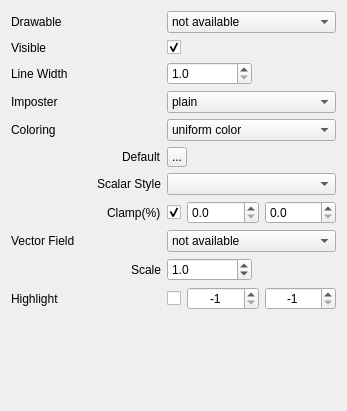
First picture: the form in applications/Mapple/widgets/widget_drawable_lines.ui, repository LiangliangNan/Easy3D, before the edit.
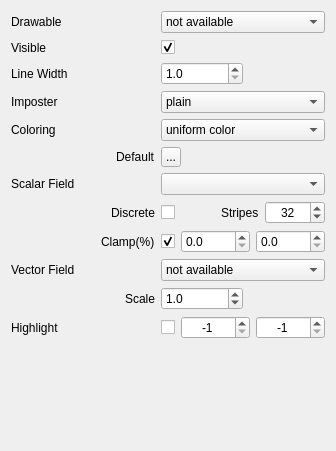
Second picture: the form after the edit. Icons and pictures are not drawn.

Commit message: allow discrete colormap textures

What changed in the file:
```diff
--- a/applications/Mapple/widgets/widget_drawable_lines.ui
+++ b/applications/Mapple/widgets/widget_drawable_lines.ui
@@ -6,8 +6,8 @@
    <rect>
     <x>0</x>
     <y>0</y>
-    <width>347</width>
-    <height>411</height>
+    <width>336</width>
+    <height>451</height>
    </rect>
   </property>
   <property name="sizePolicy">
@@ -30,7 +30,78 @@
   </property>
   <layout class="QVBoxLayout" name="verticalLayout">
    <item>
-    <layout class="QGridLayout" name="gridLayout_2">
+    <layout class="QGridLayout" name="gridLayout">
+     <item row="0" column="0">
+      <widget class="QLabel" name="labelDrawableName">
+       <property name="maximumSize">
+        <size>
+         <width>16777215</width>
+         <height>20</height>
+        </size>
+       </property>
+       <property name="text">
+        <string>Drawable</string>
+       </property>
+      </widget>
+     </item>
+     <item row="0" column="1" colspan="2">
+      <widget class="QComboBox" name="comboBoxDrawables">
+       <property name="toolTip">
+        <string>Select the drawable to be visualized</string>
+       </property>
+       <item>
+        <property name="text">
+         <string>not available</string>
+        </property>
+       </item>
+      </widget>
+     </item>
+     <item row="1" column="0">
+      <widget class="QLabel" name="labelVisible">
+       <property name="maximumSize">
+        <size>
+         <width>16777215</width>
+         <height>20</height>
+        </size>
+       </property>
+       <property name="text">
+        <string>Visible</string>
+       </property>
+      </widget>
+     </item>
+     <item row="1" column="1">
+      <widget class="QCheckBox" name="checkBoxVisible">
+       <property name="toolTip">
+        <string>Show/Hide this drawable</string>
+       </property>
+       <property name="text">
+        <string/>
+       </property>
+       <property name="checked">
+        <bool>true</bool>
+       </property>
+      </widget>
+     </item>
+     <item row="1" column="2">
+      <spacer name="spacerVisible">
+       <property name="orientation">
+        <enum>Qt::Horizontal</enum>
+       </property>
+       <property name="sizeHint" stdset="0">
+        <size>
+         <width>128</width>
+         <height>17</height>
+        </size>
+       </property>
+      </spacer>
+     </item>
+     <item row="2" column="0">
+      <widget class="QLabel" name="labelLineWidth">
+       <property name="text">
+        <string>Line Width</string>
+       </property>
+      </widget>
+     </item>
      <item row="2" column="1" colspan="2">
       <layout class="QHBoxLayout" name="horizontalLayoutPhone">
        <property name="spacing">
@@ -79,67 +150,13 @@
        </item>
       </layout>
      </item>
-     <item row="9" column="0">
-      <layout class="QHBoxLayout" name="horizontalLayoutScale">
-       <item>
-        <spacer name="horizontalSpacerVectorFieldLabelScale">
-         <property name="orientation">
-          <enum>Qt::Horizontal</enum>
-         </property>
-         <property name="sizeHint" stdset="0">
-          <size>
-           <width>13</width>
-           <height>19</height>
-          </size>
-         </property>
-        </spacer>
-       </item>
-       <item alignment="Qt::AlignRight">
-        <widget class="QLabel" name="labelVectorFieldScale">
-         <property name="text">
-          <string>Scale</string>
-         </property>
-        </widget>
-       </item>
-      </layout>
-     </item>
-     <item row="10" column="0">
-      <widget class="QLabel" name="labelHighlight">
+     <item row="3" column="0">
+      <widget class="QLabel" name="labelImposterStyle">
        <property name="text">
-        <string>Highlight</string>
+        <string>Imposter</string>
        </property>
       </widget>
      </item>
-     <item row="7" column="0">
-      <layout class="QHBoxLayout" name="horizontalLayoutLabelClamp">
-       <item>
-        <spacer name="horizontalSpacerLabelClamp">
-         <property name="orientation">
-          <enum>Qt::Horizontal</enum>
-         </property>
-         <property name="sizeHint" stdset="0">
-          <size>
-           <width>12</width>
-           <height>19</height>
-          </size>
-         </property>
-        </spacer>
-       </item>
-       <item>
-        <widget class="QLabel" name="labelScalarFieldClamp">
-         <property name="sizePolicy">
-          <sizepolicy hsizetype="Preferred" vsizetype="Preferred">
-           <horstretch>0</horstretch>
-           <verstretch>0</verstretch>
-          </sizepolicy>
-         </property>
-         <property name="text">
-          <string>Clamp(%)</string>
-         </property>
-        </widget>
-       </item>
-      </layout>
-     </item>
      <item row="3" column="1" colspan="2">
       <widget class="QComboBox" name="comboBoxImposterStyle">
        <property name="toolTip">
@@ -162,6 +179,54 @@
        </item>
       </widget>
      </item>
+     <item row="4" column="0">
+      <widget class="QLabel" name="labelColorScheme">
+       <property name="text">
+        <string>Coloring</string>
+       </property>
+      </widget>
+     </item>
+     <item row="4" column="1" colspan="2">
+      <widget class="QComboBox" name="comboBoxColorScheme">
+       <property name="toolTip">
+        <string>Select how color is assigned to each face</string>
+       </property>
+       <item>
+        <property name="text">
+         <string>uniform color</string>
+        </property>
+       </item>
+       <item>
+        <property name="text">
+         <string>use color property</string>
+        </property>
+       </item>
+      </widget>
+     </item>
+     <item row="5" column="0">
+      <layout class="QHBoxLayout" name="horizontalLayoutLabelDefaultColor">
+       <item>
+        <spacer name="horizontalSpaceLabelDefaultColor">
+         <property name="orientation">
+          <enum>Qt::Horizontal</enum>
+         </property>
+         <property name="sizeHint" stdset="0">
+          <size>
+           <width>13</width>
+           <height>19</height>
+          </size>
+         </property>
+        </spacer>
+       </item>
+       <item alignment="Qt::AlignRight">
+        <widget class="QLabel" name="labelDefaultColor">
+         <property name="text">
+          <string>Default</string>
+         </property>
+        </widget>
+       </item>
+      </layout>
+     </item>
      <item row="5" column="1" colspan="2">
       <layout class="QHBoxLayout" name="horizontalLayoutDefaultColor">
        <property name="spacing">
@@ -217,23 +282,172 @@
        </item>
       </layout>
      </item>
-     <item row="10" column="1">
-      <widget class="QCheckBox" name="checkBoxHighlight">
+     <item row="6" column="0">
+      <widget class="QLabel" name="labelScalarFieldStyle">
+       <property name="sizePolicy">
+        <sizepolicy hsizetype="Preferred" vsizetype="Preferred">
+         <horstretch>0</horstretch>
+         <verstretch>0</verstretch>
+        </sizepolicy>
+       </property>
        <property name="text">
-        <string/>
+        <string>Scalar Field</string>
        </property>
       </widget>
      </item>
-     <item row="3" column="0">
-      <widget class="QLabel" name="labelImposterStyle">
-       <property name="text">
-        <string>Imposter</string>
+     <item row="6" column="1" colspan="2">
+      <widget class="QComboBox" name="comboBoxScalarFieldStyle">
+       <property name="sizePolicy">
+        <sizepolicy hsizetype="Expanding" vsizetype="Preferred">
+         <horstretch>0</horstretch>
+         <verstretch>0</verstretch>
+        </sizepolicy>
        </property>
+       <property name="minimumSize">
+        <size>
+         <width>20</width>
+         <height>22</height>
+        </size>
+       </property>
       </widget>
      </item>
+     <item row="7" column="0">
+      <layout class="QHBoxLayout" name="horizontalLayoutLabelClamp_4">
+       <item>
+        <spacer name="horizontalSpacerLabelClamp_4">
+         <property name="orientation">
+          <enum>Qt::Horizontal</enum>
+         </property>
+         <property name="sizeHint" stdset="0">
+          <size>
+           <width>12</width>
+           <height>19</height>
+          </size>
+         </property>
+        </spacer>
+       </item>
+       <item>
+        <widget class="QLabel" name="labelScalarFieldDiscrete">
+         <property name="sizePolicy">
+          <sizepolicy hsizetype="Preferred" vsizetype="Preferred">
+           <horstretch>0</horstretch>
+           <verstretch>0</verstretch>
+          </sizepolicy>
+         </property>
+         <property name="text">
+          <string>Discrete</string>
+         </property>
+        </widget>
+       </item>
+      </layout>
+     </item>
      <item row="7" column="1" colspan="2">
-      <layout class="QGridLayout" name="gridLayout">
-       <item row="0" column="0">
+      <layout class="QHBoxLayout" name="horizontalLayout">
+       <item>
+        <widget class="QCheckBox" name="checkBoxScalarFieldDiscrete">
+         <property name="text">
+          <string/>
+         </property>
+        </widget>
+       </item>
+       <item>
+        <spacer name="horizontalSpacer_2">
+         <property name="orientation">
+          <enum>Qt::Horizontal</enum>
+         </property>
+         <property name="sizeType">
+          <enum>QSizePolicy::MinimumExpanding</enum>
+         </property>
+         <property name="sizeHint" stdset="0">
+          <size>
+           <width>10</width>
+           <height>20</height>
+          </size>
+         </property>
+        </spacer>
+       </item>
+       <item>
+        <widget class="QLabel" name="labelScalarFieldStripes">
+         <property name="sizePolicy">
+          <sizepolicy hsizetype="Preferred" vsizetype="Preferred">
+           <horstretch>0</horstretch>
+           <verstretch>0</verstretch>
+          </sizepolicy>
+         </property>
+         <property name="text">
+          <string>Stripes</string>
+         </property>
+        </widget>
+       </item>
+       <item>
+        <widget class="QSpinBox" name="spinBoxScalarFieldNumStrips">
+         <property name="sizePolicy">
+          <sizepolicy hsizetype="Expanding" vsizetype="Preferred">
+           <horstretch>0</horstretch>
+           <verstretch>0</verstretch>
+          </sizepolicy>
+         </property>
+         <property name="minimumSize">
+          <size>
+           <width>60</width>
+           <height>0</height>
+          </size>
+         </property>
+         <property name="toolTip">
+          <string>The number of discrete colors.</string>
+         </property>
+         <property name="alignment">
+          <set>Qt::AlignCenter</set>
+         </property>
+         <property name="minimum">
+          <number>4</number>
+         </property>
+         <property name="maximum">
+          <number>128</number>
+         </property>
+         <property name="singleStep">
+          <number>4</number>
+         </property>
+         <property name="value">
+          <number>32</number>
+         </property>
+        </widget>
+       </item>
+      </layout>
+     </item>
+     <item row="8" column="0">
+      <layout class="QHBoxLayout" name="horizontalLayoutLabelClamp">
+       <item>
+        <spacer name="horizontalSpacerLabelClamp">
+         <property name="orientation">
+          <enum>Qt::Horizontal</enum>
+         </property>
+         <property name="sizeHint" stdset="0">
+          <size>
+           <width>12</width>
+           <height>19</height>
+          </size>
+         </property>
+        </spacer>
+       </item>
+       <item>
+        <widget class="QLabel" name="labelScalarFieldClamp">
+         <property name="sizePolicy">
+          <sizepolicy hsizetype="Preferred" vsizetype="Preferred">
+           <horstretch>0</horstretch>
+           <verstretch>0</verstretch>
+          </sizepolicy>
+         </property>
+         <property name="text">
+          <string>Clamp(%)</string>
+         </property>
+        </widget>
+       </item>
+      </layout>
+     </item>
+     <item row="8" column="1" colspan="2">
+      <layout class="QHBoxLayout" name="horizontalLayout_2">
+       <item>
         <widget class="QCheckBox" name="checkBoxScalarFieldClamp">
          <property name="toolTip">
           <string>Check to clamp the specified percent of lower and upper values.</string>
@@ -246,7 +460,7 @@
          </property>
         </widget>
        </item>
-       <item row="0" column="1">
+       <item>
         <widget class="QDoubleSpinBox" name="doubleSpinBoxScalarFieldClampLower">
          <property name="sizePolicy">
           <sizepolicy hsizetype="Expanding" vsizetype="Preferred">
@@ -265,7 +479,7 @@
          </property>
         </widget>
        </item>
-       <item row="0" column="2">
+       <item>
         <widget class="QDoubleSpinBox" name="doubleSpinBoxScalarFieldClampUpper">
          <property name="sizePolicy">
           <sizepolicy hsizetype="Expanding" vsizetype="Preferred">
@@ -286,57 +500,62 @@
        </item>
       </layout>
      </item>
-     <item row="2" column="0">
-      <widget class="QLabel" name="labelLineWidth">
-       <property name="text">
-        <string>Line Width</string>
+     <item row="9" column="0">
+      <widget class="QLabel" name="labelVectorField">
+       <property name="sizePolicy">
+        <sizepolicy hsizetype="Preferred" vsizetype="Preferred">
+         <horstretch>0</horstretch>
+         <verstretch>0</verstretch>
+        </sizepolicy>
        </property>
-      </widget>
-     </item>
-     <item row="4" column="1" colspan="2">
-      <widget class="QComboBox" name="comboBoxColorScheme">
-       <property name="toolTip">
-        <string>Select how color is assigned to each face</string>
-       </property>
-       <item>
-        <property name="text">
-         <string>uniform color</string>
-        </property>
-       </item>
-       <item>
-        <property name="text">
-         <string>use color property</string>
-        </property>
-       </item>
-      </widget>
-     </item>
-     <item row="1" column="0">
-      <widget class="QLabel" name="labelVisible">
-       <property name="maximumSize">
+       <property name="minimumSize">
         <size>
-         <width>16777215</width>
-         <height>20</height>
+         <width>75</width>
+         <height>22</height>
         </size>
        </property>
        <property name="text">
-        <string>Visible</string>
+        <string>Vector Field</string>
        </property>
       </widget>
      </item>
-     <item row="1" column="2">
-      <spacer name="spacerVisible">
-       <property name="orientation">
-        <enum>Qt::Horizontal</enum>
-       </property>
-       <property name="sizeHint" stdset="0">
-        <size>
-         <width>128</width>
-         <height>17</height>
-        </size>
-       </property>
-      </spacer>
-     </item>
      <item row="9" column="1" colspan="2">
+      <widget class="QComboBox" name="comboBoxVectorField">
+       <property name="toolTip">
+        <string>Select the drawable to be visualized</string>
+       </property>
+       <item>
+        <property name="text">
+         <string>not available</string>
+        </property>
+       </item>
+      </widget>
+     </item>
+     <item row="10" column="0">
+      <layout class="QHBoxLayout" name="horizontalLayoutScale">
+       <item>
+        <spacer name="horizontalSpacerVectorFieldLabelScale">
+         <property name="orientation">
+          <enum>Qt::Horizontal</enum>
+         </property>
+         <property name="sizeHint" stdset="0">
+          <size>
+           <width>13</width>
+           <height>19</height>
+          </size>
+         </property>
+        </spacer>
+       </item>
+       <item alignment="Qt::AlignRight">
+        <widget class="QLabel" name="labelVectorFieldScale">
+         <property name="text">
+          <string>Scale</string>
+         </property>
+        </widget>
+       </item>
+      </layout>
+     </item>
+     <item row="10" column="1" colspan="2">
       <layout class="QHBoxLayout" name="horizontalLayoutVectorFieldScale">
        <property name="spacing">
         <number>0</number>
@@ -394,44 +613,22 @@
        </item>
       </layout>
      </item>
-     <item row="5" column="0">
-      <layout class="QHBoxLayout" name="horizontalLayoutLabelDefaultColor">
-       <item>
-        <spacer name="horizontalSpaceLabelDefaultColor">
-         <property name="orientation">
-          <enum>Qt::Horizontal</enum>
-         </property>
-         <property name="sizeHint" stdset="0">
-          <size>
-           <width>13</width>
-           <height>19</height>
-          </size>
-         </property>
-        </spacer>
-       </item>
-       <item alignment="Qt::AlignRight">
-        <widget class="QLabel" name="labelDefaultColor">
-         <property name="text">
-          <string>Default</string>
-         </property>
-        </widget>
-       </item>
-      </layout>
-     </item>
-     <item row="0" column="1" colspan="2">
-      <widget class="QComboBox" name="comboBoxDrawables">
-       <property name="toolTip">
-        <string>Select the drawable to be visualized</string>
+     <item row="11" column="0">
+      <widget class="QLabel" name="labelHighlight">
+       <property name="text">
+        <string>Highlight</string>
        </property>
-       <item>
-        <property name="text">
-         <string>not available</string>
-        </property>
-       </item>
       </widget>
      </item>
-     <item row="10" column="2">
-      <layout class="QHBoxLayout" name="horizontalLayoutHighlight">
+     <item row="11" column="1" colspan="2">
+      <layout class="QHBoxLayout" name="horizontalLayout_3">
+       <item>
+        <widget class="QCheckBox" name="checkBoxHighlight">
+         <property name="text">
+          <string/>
+         </property>
+        </widget>
+       </item>
        <item>
         <widget class="QSpinBox" name="spinBoxHighlightMin">
          <property name="sizePolicy">
@@ -496,116 +693,6 @@
        </item>
       </layout>
      </item>
-     <item row="1" column="1">
-      <widget class="QCheckBox" name="checkBoxVisible">
-       <property name="toolTip">
-        <string>Show/Hide this drawable</string>
-       </property>
-       <property name="text">
-        <string/>
-       </property>
-       <property name="checked">
-        <bool>true</bool>
-       </property>
-      </widget>
-     </item>
-     <item row="6" column="0">
-      <layout class="QHBoxLayout" name="horizontalLayoutLabelScalarStyle">
-       <item>
-        <spacer name="horizontalSpacerScalarStyle">
-         <property name="orientation">
-          <enum>Qt::Horizontal</enum>
-         </property>
-         <property name="sizeHint" stdset="0">
-          <size>
-           <width>12</width>
-           <height>19</height>
-          </size>
-         </property>
-        </spacer>
-       </item>
-       <item>
-        <widget class="QLabel" name="labelScalarFieldStyle">
-         <property name="sizePolicy">
-          <sizepolicy hsizetype="Preferred" vsizetype="Preferred">
-           <horstretch>0</horstretch>
-           <verstretch>0</verstretch>
-          </sizepolicy>
-         </property>
-         <property name="text">
-          <string>Scalar Style</string>
-         </property>
-        </widget>
-       </item>
-      </layout>
-     </item>
-     <item row="8" column="0">
-      <widget class="QLabel" name="labelVectorField">
-       <property name="sizePolicy">
-        <sizepolicy hsizetype="Preferred" vsizetype="Preferred">
-         <horstretch>0</horstretch>
-         <verstretch>0</verstretch>
-        </sizepolicy>
-       </property>
-       <property name="minimumSize">
-        <size>
-         <width>75</width>
-         <height>22</height>
-        </size>
-       </property>
-       <property name="text">
-        <string>Vector Field</string>
-       </property>
-      </widget>
-     </item>
-     <item row="6" column="1" colspan="2">
-      <widget class="QComboBox" name="comboBoxScalarFieldStyle">
-       <property name="sizePolicy">
-        <sizepolicy hsizetype="Expanding" vsizetype="Preferred">
-         <horstretch>0</horstretch>
-         <verstretch>0</verstretch>
-        </sizepolicy>
-       </property>
-       <property name="minimumSize">
-        <size>
-         <width>20</width>
-         <height>22</height>
-        </size>
-       </property>
-      </widget>
-     </item>
-     <item row="0" column="0">
-      <widget class="QLabel" name="labelDrawableName">
-       <property name="maximumSize">
-        <size>
-         <width>16777215</width>
-         <height>20</height>
-        </size>
-       </property>
-       <property name="text">
-        <string>Drawable</string>
-       </property>
-      </widget>
-     </item>
-     <item row="4" column="0">
-      <widget class="QLabel" name="labelColorScheme">
-       <property name="text">
-        <string>Coloring</string>
-       </property>
-      </widget>
-     </item>
-     <item row="8" column="1" colspan="2">
-      <widget class="QComboBox" name="comboBoxVectorField">
-       <property name="toolTip">
-        <string>Select the drawable to be visualized</string>
-       </property>
-       <item>
-        <property name="text">
-         <string>not available</string>
-        </property>
-       </item>
-      </widget>
-     </item>
     </layout>
    </item>
    <item>
```
Left out of the diff: 4 changed lines with no effect on the pictures. The commit also changes 5 other files.
